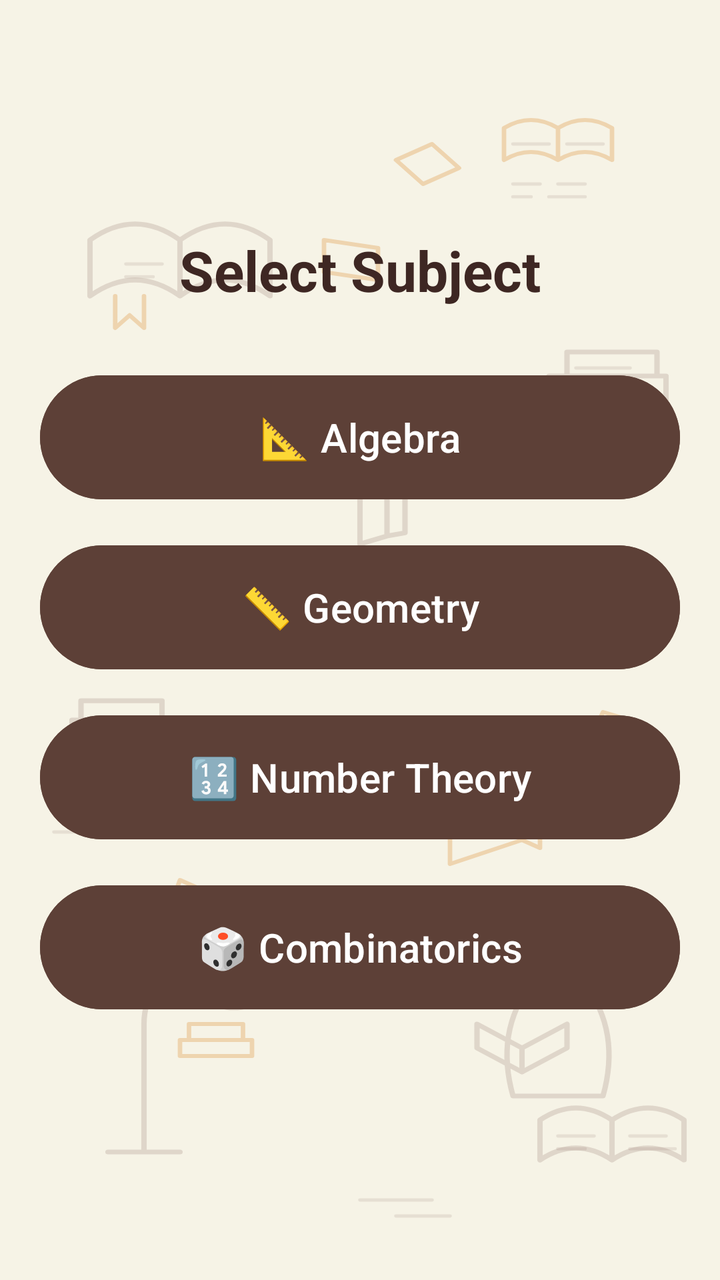
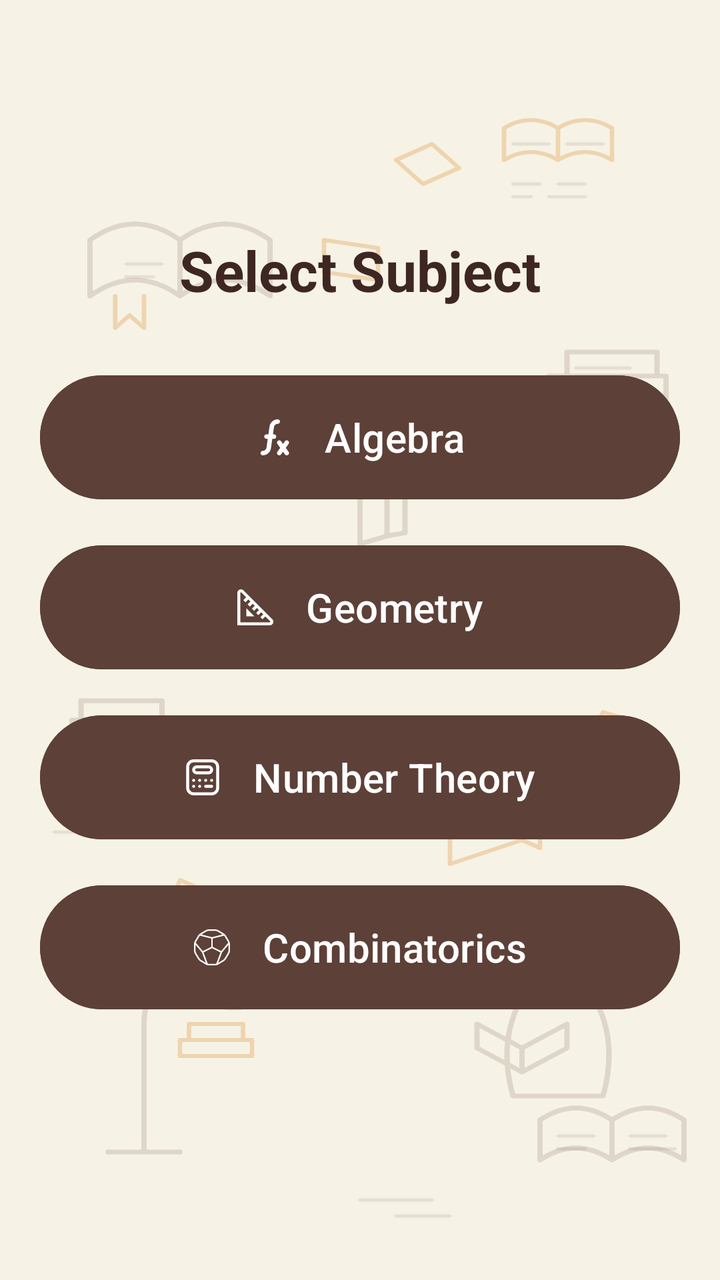

Screens rendered from an Android XML layout before and after an edit, with the pre-edit source and the edit as a unified diff.
<!-- AndroidManifest.xml: application theme Theme.OlympMathMentor -->
<!-- res/layout/activity_book_categories.xml -->
<?xml version="1.0" encoding="utf-8"?>
<LinearLayout xmlns:android="http://schemas.android.com/apk/res/android"
    android:layout_width="match_parent"
    android:layout_height="match_parent"
    android:background="@drawable/bg_library_pattern"
    android:orientation="vertical"
    android:padding="20dp"
    android:gravity="center"> 

    <TextView
        android:layout_width="wrap_content"
        android:layout_height="wrap_content"
        android:text="Select Subject"
        android:textSize="28sp"
        android:textStyle="bold"
        android:textColor="@color/deep_brown"
        android:layout_marginBottom="30dp"/>

    <Button
        android:id="@+id/btnAlgebra"
        android:layout_width="match_parent"
        android:layout_height="70dp"
        android:text="📐 Algebra"
        android:textSize="20sp"
        android:backgroundTint="@color/earth_brown"
        android:layout_marginBottom="15dp"
        android:textColor="#FFFFFF"/>

    <Button
        android:id="@+id/btnGeometry"
        android:layout_width="match_parent"
        android:layout_height="70dp"
        android:text="📏 Geometry"
        android:textSize="20sp"
        android:backgroundTint="@color/earth_brown"
        android:layout_marginBottom="15dp"
        android:textColor="#FFFFFF"/>

    <Button
        android:id="@+id/btnNumberTheory"
        android:layout_width="match_parent"
        android:layout_height="70dp"
        android:text="🔢 Number Theory"
        android:textSize="20sp"
        android:backgroundTint="@color/earth_brown"
        android:layout_marginBottom="15dp"
        android:textColor="#FFFFFF"/>

    <Button
        android:id="@+id/btnCombinatorics"
        android:layout_width="match_parent"
        android:layout_height="70dp"
        android:text="🎲 Combinatorics"
        android:textSize="20sp"
        android:backgroundTint="@color/earth_brown"
        android:layout_marginBottom="15dp"
        android:textColor="#FFFFFF"/>

</LinearLayout>
<!-- resources referenced by this layout -->
<resources>
  <!-- unchanged entries left out for length: 5 -->
</resources>

<!-- the commit's change to res/layout/activity_book_categories.xml (unified diff, before → after) -->
@@ -1,11 +1,12 @@
 <?xml version="1.0" encoding="utf-8"?>
 <LinearLayout xmlns:android="http://schemas.android.com/apk/res/android"
+    xmlns:app="http://schemas.android.com/apk/res-auto"
     android:layout_width="match_parent"
     android:layout_height="match_parent"
     android:background="@drawable/bg_library_pattern"
     android:orientation="vertical"
     android:padding="20dp"
-    android:gravity="center"> 
+    android:gravity="center">
 
     <TextView
         android:layout_width="wrap_content"
@@ -20,7 +21,11 @@
         android:id="@+id/btnAlgebra"
         android:layout_width="match_parent"
         android:layout_height="70dp"
-        android:text="📐 Algebra"
+        android:text="Algebra"
+        app:icon="@drawable/function"
+        app:iconGravity="textStart"
+        app:iconPadding="16dp"
+        app:iconTint="#FFFFFF"
         android:textSize="20sp"
         android:backgroundTint="@color/earth_brown"
         android:layout_marginBottom="15dp"
@@ -30,7 +35,11 @@
         android:id="@+id/btnGeometry"
         android:layout_width="match_parent"
         android:layout_height="70dp"
-        android:text="📏 Geometry"
+        android:text="Geometry"
+        app:icon="@drawable/ruler"
+        app:iconGravity="textStart"
+        app:iconPadding="16dp"
+        app:iconTint="#FFFFFF"
         android:textSize="20sp"
         android:backgroundTint="@color/earth_brown"
         android:layout_marginBottom="15dp"
@@ -40,7 +49,11 @@
         android:id="@+id/btnNumberTheory"
         android:layout_width="match_parent"
         android:layout_height="70dp"
-        android:text="🔢 Number Theory"
+        android:text="Number Theory"
+        app:icon="@drawable/calculator"
+        app:iconGravity="textStart"
+        app:iconPadding="16dp"
+        app:iconTint="#FFFFFF"
         android:textSize="20sp"
         android:backgroundTint="@color/earth_brown"
         android:layout_marginBottom="15dp"
@@ -50,7 +63,11 @@
         android:id="@+id/btnCombinatorics"
         android:layout_width="match_parent"
         android:layout_height="70dp"
-        android:text="🎲 Combinatorics"
+        android:text="Combinatorics"
+        app:icon="@drawable/dice"
+        app:iconGravity="textStart"
+        app:iconPadding="16dp"
+        app:iconTint="#FFFFFF"
         android:textSize="20sp"
         android:backgroundTint="@color/earth_brown"
         android:layout_marginBottom="15dp"
<!-- resource entries referenced after the edit -->
@@ -1,5 +1,45 @@
 <!-- resources referenced by this layout -->
 <resources>
+  <!-- drawable calculator (drawable) -->
+  <vector xmlns:android="http://schemas.android.com/apk/res/android"
+      android:width="512dp"
+      android:height="512dp"
+      android:viewportWidth="24"
+      android:viewportHeight="24">
+    <path
+        android:fillColor="#FF000000"
+        android:pathData="m18,24h-12a5.006,5.006 0,0 1,-5 -5v-14a5.006,5.006 0,0 1,5 -5h12a5.006,5.006 0,0 1,5 5v14a5.006,5.006 0,0 1,-5 5zM6,2a3,3 0,0 0,-3 3v14a3,3 0,0 0,3 3h12a3,3 0,0 0,3 -3v-14a3,3 0,0 0,-3 -3zM16,10h-8a3,3 0,0 1,0 -6h8a3,3 0,0 1,0 6zM8,6a1,1 0,0 0,0 2h8a1,1 0,0 0,0 -2zM6,13a1,1 0,1 0,1 1,1 1,0 0,0 -1,-1zM10,13a1,1 0,1 0,1 1,1 1,0 0,0 -1,-1zM14,13a1,1 0,1 0,1 1,1 1,0 0,0 -1,-1zM6,17a1,1 0,1 0,1 1,1 1,0 0,0 -1,-1zM10,17a1,1 0,1 0,1 1,1 1,0 0,0 -1,-1zM18,13a1,1 0,1 0,1 1,1 1,0 0,0 -1,-1zM19,18a1,1 0,0 0,-1 -1h-4a1,1 0,0 0,0 2h4a1,1 0,0 0,1 -1z"/>
+  </vector>
+  <!-- drawable dice (drawable) -->
+  <vector xmlns:android="http://schemas.android.com/apk/res/android"
+      android:width="512dp"
+      android:height="512dp"
+      android:viewportWidth="24"
+      android:viewportHeight="24">
+    <path
+        android:fillColor="#FF000000"
+        android:pathData="M23.358,7.657l-2.052,-3.42c-0.379,-0.632 -0.912,-1.165 -1.544,-1.544l-3.419,-2.052c-0.699,-0.42 -1.5,-0.642 -2.315,-0.642h-4.057c-0.815,0 -1.616,0.222 -2.314,0.642l-3.42,2.052c-0.632,0.379 -1.165,0.912 -1.544,1.544L0.642,7.656c-0.42,0.699 -0.642,1.5 -0.642,2.315v4.057c0,0.815 0.222,1.616 0.642,2.314l2.052,3.42c0.379,0.632 0.912,1.165 1.544,1.544l3.419,2.052c0.699,0.42 1.5,0.642 2.315,0.642h4.057c0.815,0 1.616,-0.222 2.314,-0.642l3.42,-2.052c0.632,-0.379 1.165,-0.912 1.544,-1.544l2.052,-3.419c0.42,-0.699 0.642,-1.5 0.642,-2.315v-4.057c0,-0.815 -0.222,-1.616 -0.642,-2.314ZM20.063,4.227c0.144,0.162 0.274,0.338 0.386,0.524l2.052,3.421c0.136,0.227 0.245,0.468 0.327,0.717l-4.686,5.623 -5.642,-2.821L12.5,6.118l7.563,-1.891ZM8.172,1.499c0.543,-0.326 1.166,-0.499 1.8,-0.499h4.057c0.634,0 1.257,0.173 1.801,0.499l3.242,1.945 -7.071,1.768 -7.071,-1.768 3.243,-1.945ZM1.499,8.171l2.052,-3.42c0.112,-0.187 0.242,-0.362 0.387,-0.525l0.02,0.006 7.543,1.886v5.573l-5.642,2.821S1.182,8.903 1.171,8.892c0.081,-0.251 0.191,-0.493 0.328,-0.722ZM4.751,20.449c-0.49,-0.295 -0.905,-0.71 -1.2,-1.2l-2.052,-3.421c-0.326,-0.543 -0.499,-1.166 -0.499,-1.8v-3.783l4.29,5.147 2.603,6.942 -3.141,-1.885ZM14.028,23h-4.057c-0.269,0 -0.537,-0.032 -0.797,-0.093l-2.821,-7.525 5.646,-2.824 5.646,2.824s-2.81,7.501 -2.815,7.523c-0.262,0.062 -0.531,0.094 -0.803,0.094ZM23,14.028c0,0.634 -0.173,1.257 -0.499,1.801l-2.052,3.42c-0.295,0.49 -0.71,0.905 -1.2,1.2l-3.141,1.884 2.603,-6.941 4.29,-5.148v3.784Z"/>
+  </vector>
+  <!-- drawable function (drawable) -->
+  <vector xmlns:android="http://schemas.android.com/apk/res/android"
+      android:width="24dp"
+      android:height="24dp"
+      android:viewportWidth="24"
+      android:viewportHeight="24">
+    <path
+        android:fillColor="#FF000000"
+        android:pathData="m21.721,21.628c0.481,0.675 0.325,1.611 -0.349,2.093 -0.265,0.188 -0.569,0.279 -0.871,0.279 -0.468,0 -0.929,-0.218 -1.222,-0.628l-1.279,-1.791 -1.279,1.791c-0.293,0.409 -0.754,0.628 -1.222,0.628 -0.302,0 -0.606,-0.091 -0.871,-0.279 -0.674,-0.481 -0.83,-1.418 -0.349,-2.093l1.877,-2.628 -1.877,-2.628c-0.481,-0.675 -0.325,-1.611 0.349,-2.093 0.674,-0.481 1.611,-0.327 2.093,0.349l1.279,1.791 1.279,-1.791c0.481,-0.673 1.417,-0.829 2.093,-0.349 0.674,0.481 0.83,1.418 0.349,2.093l-1.877,2.628 1.877,2.628ZM12,10h-0.699l0.689,-4.823c0.177,-1.241 1.257,-2.177 2.51,-2.177 0.829,0 1.5,-0.672 1.5,-1.5s-0.671,-1.5 -1.5,-1.5c-2.737,0 -5.093,2.043 -5.48,4.753l-0.749,5.247h-1.271c-0.829,0 -1.5,0.672 -1.5,1.5s0.671,1.5 1.5,1.5h0.842l-0.832,5.823c-0.177,1.241 -1.257,2.177 -2.51,2.177 -0.829,0 -1.5,0.672 -1.5,1.5s0.671,1.5 1.5,1.5c2.737,0 5.093,-2.043 5.48,-4.753l0.892,-6.247h1.128c0.829,0 1.5,-0.672 1.5,-1.5s-0.671,-1.5 -1.5,-1.5Z"/>
+  </vector>
+  <!-- drawable ruler (drawable) -->
+  <vector xmlns:android="http://schemas.android.com/apk/res/android"
+      android:width="512dp"
+      android:height="512dp"
+      android:viewportWidth="24"
+      android:viewportHeight="24">
+    <path
+        android:fillColor="#FFFFFF"
+        android:pathData="M23.288,19.874L4.126,0.712C3.432,0.018 2.398,-0.187 1.492,0.188 0.585,0.563 0,1.439 0,2.421L0,24L21.579,24c0.981,0 1.857,-0.586 2.233,-1.492s0.17,-1.94 -0.524,-2.634ZM21.964,21.743c-0.04,0.096 -0.143,0.257 -0.385,0.257L2,22L2,2.421c0,-0.242 0.161,-0.346 0.257,-0.386 0.096,-0.037 0.283,-0.081 0.455,0.091l3.191,3.191 -1.871,1.871 1.414,1.414 1.871,-1.871 1.414,1.414 -1.872,1.871 0.052,0.052h0l1.414,1.414 1.871,-1.872 1.414,1.414 -1.871,1.871 1.414,1.414 1.871,-1.871 1.414,1.414 -1.872,1.871 1.414,1.414 1.872,-1.871 1.414,1.414 -1.871,1.872 1.414,1.414 1.871,-1.872 3.191,3.191c0.171,0.172 0.13,0.358 0.09,0.455ZM6,12.586l5.414,5.414L6,18v-5.414Z"/>
+  </vector>
   <!-- unchanged entries left out for length: 5 -->
 </resources>
 
